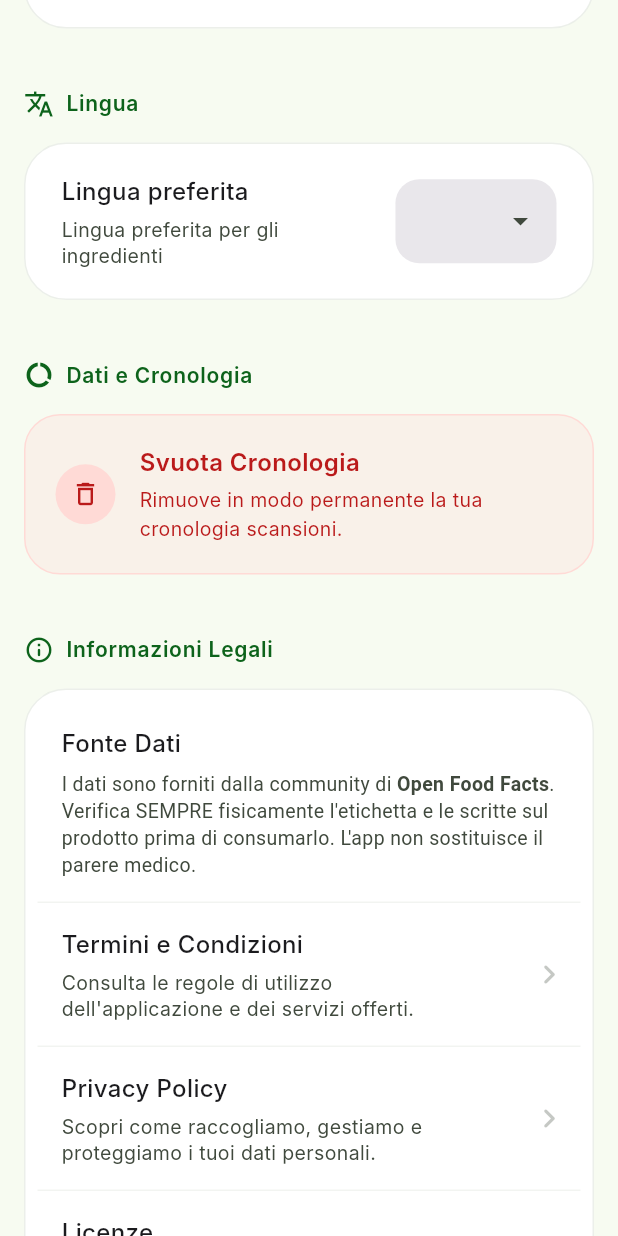
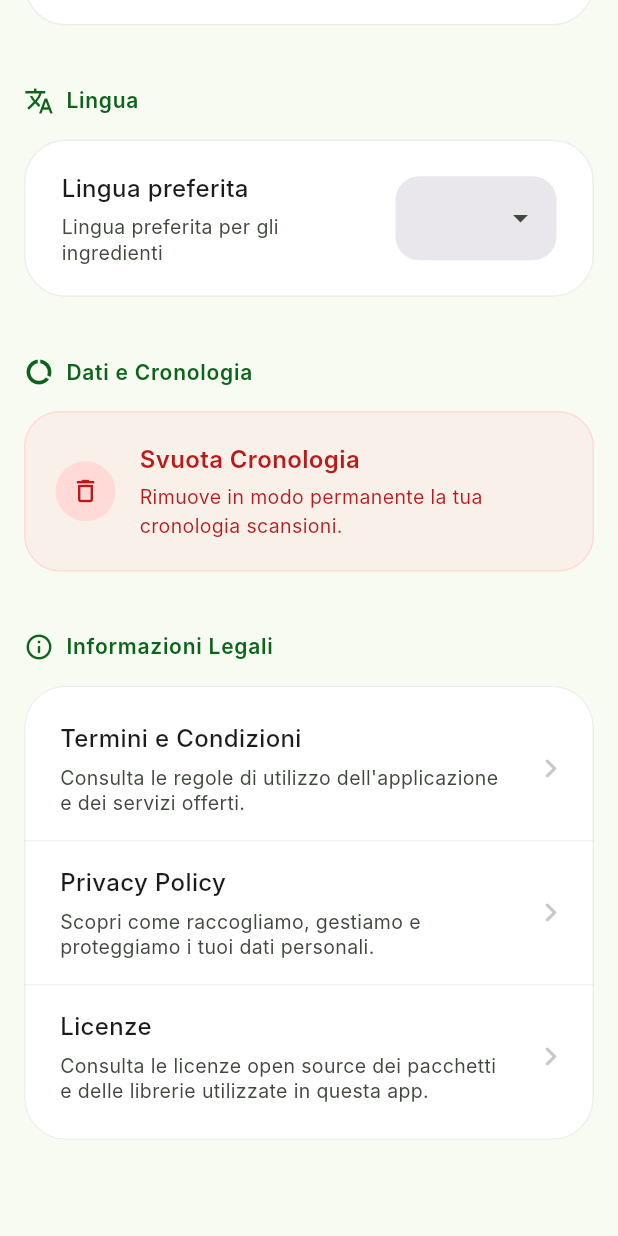
Before and after one commit to g-scanner/webapp, a Flutter app: the SettingsPanel widget shown alone on an empty page, opened directly with empty values, scrolled down 910 dp, on a phone screen of 412 x 824 dp. Run offline on Flutter 3.47's test engine with Material 3 defaults, Android fonts, the phone set to English and light mode, and no system bars; our stand-ins replace cloud_firestore, firebase_auth, firebase_core, google_sign_in, permission_handler, shared_preferences and 2 more; missing offline and left inert: dart:js_interop, flutter_facebook_auth, mobile_scanner; accounts and stored records are empty; Roboto replaces fonts that are missing (Inter); statements that could not run were skipped.

Commit message:
Miglioramento pagina licenze e impostazioni

```diff
--- a/lib/widgets/settings_panel.dart
+++ b/lib/widgets/settings_panel.dart
@@ -3,6 +3,7 @@
 import 'package:flutter/material.dart';
 import 'package:flutter/foundation.dart';
 import 'package:firebase_auth/firebase_auth.dart';
+import 'package:gscanner/widgets/licenses_screen.dart';
 import '../models/types.dart';
 import '../services/db_service.dart';
 
@@ -149,12 +150,12 @@ class _SettingsPanelState extends State<SettingsPanel> {
             color: primary,
           ),
           const SizedBox(height: 16),
-          Container(
-            padding: const EdgeInsets.all(8),
-            decoration: BoxDecoration(
+          Material(
             color: surfaceLowest,
+            clipBehavior: Clip.antiAlias,
+            shape: RoundedRectangleBorder(
               borderRadius: BorderRadius.circular(28),
-              border: Border.all(color: outlineVariant.withValues(alpha: 0.3)),
+              side: BorderSide(color: outlineVariant.withValues(alpha: 0.3)),
             ),
             child: Column(
               children: [
@@ -345,41 +346,15 @@ class _SettingsPanelState extends State<SettingsPanel> {
           ),
           const SizedBox(height: 16),
 
-          Container(
-            padding: const EdgeInsets.all(8),
-            decoration: BoxDecoration(
+          Material(
             color: surfaceLowest,
+            clipBehavior: Clip.antiAlias,
+            shape: RoundedRectangleBorder(
               borderRadius: BorderRadius.circular(28),
-              border: Border.all(color: outlineVariant.withValues(alpha: 0.3)),
+              side: BorderSide(color: outlineVariant.withValues(alpha: 0.3)),
             ),
             child: Column(
               children: [
-                _buildLegalItem(
-                  title: "Fonte Dati",
-                  subtitle: Text.rich(
-                    TextSpan(
-                      style: const TextStyle(
-                        fontSize: 13,
-                        color: onSurfaceVariant,
-                        height: 1.4, // Leggermente aumentato per respiro
-                      ),
-                      children: const [
-                        TextSpan(
-                          text: "I dati sono forniti dalla community di ",
-                        ),
-                        TextSpan(
-                          text: "Open Food Facts",
-                          style: TextStyle(fontWeight: FontWeight.bold),
-                        ),
-                        TextSpan(
-                          text:
-                              ". Verifica SEMPRE fisicamente l'etichetta e le scritte sul prodotto prima di consumarlo. L'app non sostituisce il parere medico.",
-                        ),
-                      ],
-                    ),
-                  ),
-                  showTrailingArrow: false,
-                ),
                 _buildLegalItem(
                   title: "Termini e Condizioni",
                   subtitle: const Text(
@@ -398,6 +373,7 @@ class _SettingsPanelState extends State<SettingsPanel> {
                     );
                   },
                   showTrailingArrow: true,
+                  isFirst: true,
                 ),
                 _buildLegalItem(
                   title: "Privacy Policy",
@@ -418,7 +394,6 @@ class _SettingsPanelState extends State<SettingsPanel> {
                   },
                   showTrailingArrow: true,
                 ),
-
                 _buildLegalItem(
                   title: "Licenze",
                   subtitle: const Text(
@@ -430,11 +405,11 @@ class _SettingsPanelState extends State<SettingsPanel> {
                     ),
                   ),
                   onTap: () {
-                    showLicensePage(
-                      context: context,
-                      applicationName: 'G-Scanner',
-                      applicationVersion: '1.0.0',
-                      applicationLegalese: '© 2026 Emanuele Ciotola',
+                    Navigator.push(
+                      context,
+                      MaterialPageRoute(
+                        builder: (context) => const CustomLicensesPage(),
+                      ),
                     );
                   },
                   showTrailingArrow: true,
@@ -1581,8 +1556,17 @@ class _SettingsPanelState extends State<SettingsPanel> {
     bool isFirst = false,
     bool isLast = false,
   }) {
-    return Container(
-      padding: const EdgeInsets.symmetric(horizontal: 16, vertical: 16),
+    return InkWell(
+      // <--- Aggiunto InkWell
+      onTap: () => onChanged(!value),
+      child: Container(
+        // Padding dinamico
+        padding: EdgeInsets.only(
+          left: 24, // 16 originali + 8 tolti al padre
+          right: 24,
+          top: isFirst ? 24.0 : 16.0,
+          bottom: isLast ? 24.0 : 16.0,
+        ),
         decoration: BoxDecoration(
           border: isLast
               ? null
@@ -1631,6 +1615,7 @@ class _SettingsPanelState extends State<SettingsPanel> {
             ),
           ],
         ),
+      ),
     );
   }
 }
@@ -1640,6 +1625,7 @@ Widget _buildLegalItem({
   required String title,
   required Widget subtitle,
   VoidCallback? onTap,
+  bool isFirst = false,
   bool showTrailingArrow = true,
   bool isLast = false,
 }) {
@@ -1647,11 +1633,13 @@ Widget _buildLegalItem({
 
   return InkWell(
     onTap: onTap,
-    borderRadius: isLast
-        ? const BorderRadius.vertical(bottom: Radius.circular(20))
-        : null,
     child: Container(
-      padding: const EdgeInsets.symmetric(horizontal: 16, vertical: 16),
+      padding: EdgeInsets.only(
+        left: 24,
+        right: 24,
+        top: isFirst ? 24.0 : 16.0,
+        bottom: isLast ? 24.0 : 16.0,
+      ),
       decoration: BoxDecoration(
         border: isLast
             ? null
--- a/pubspec.yaml
+++ b/pubspec.yaml
@@ -25,6 +25,7 @@ dependencies:
   skeletonizer: ^2.1.3
   permission_handler: ^12.0.3
   web: ^1.1.0
+  url_launcher: ^6.3.2
 
 dev_dependencies:
   flutter_test:
```
Also changed, not shown: lib/widgets/licenses_screen.dart (added, +359 -0 lines), pubspec.lock, 1 other file. Lines whose indentation alone changed are shown as unchanged.
